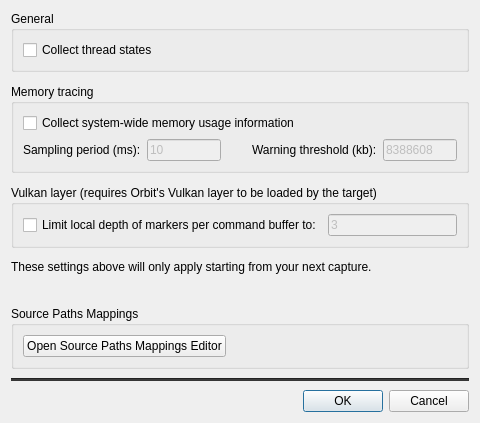
Above: src/OrbitQt/CaptureOptionsDialog.ui from google/orbit before the change. Below: the same form after it.
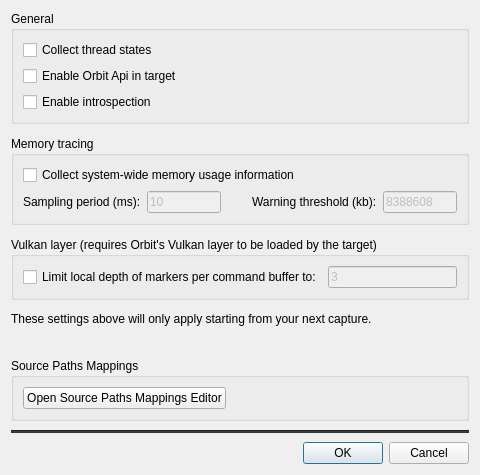
That is the form after the change.

Commit message: Expose enable_api and enable_introspection

Patch:
```diff
--- a/src/OrbitQt/CaptureOptionsDialog.ui
+++ b/src/OrbitQt/CaptureOptionsDialog.ui
@@ -58,6 +58,20 @@
           </property>
          </widget>
         </item>
+        <item>
+         <widget class="QCheckBox" name="apiCheckBox">
+          <property name="text">
+           <string>Enable Orbit Api in target</string>
+          </property>
+         </widget>
+        </item>
+        <item>
+         <widget class="QCheckBox" name="introspectionCheckBox">
+          <property name="text">
+           <string>Enable introspection</string>
+          </property>
+         </widget>
+        </item>
        </layout>
       </widget>
      </item>
```
Left out of the diff: 2 changed lines with no effect on the pictures. The commit also changes 10 other files.
